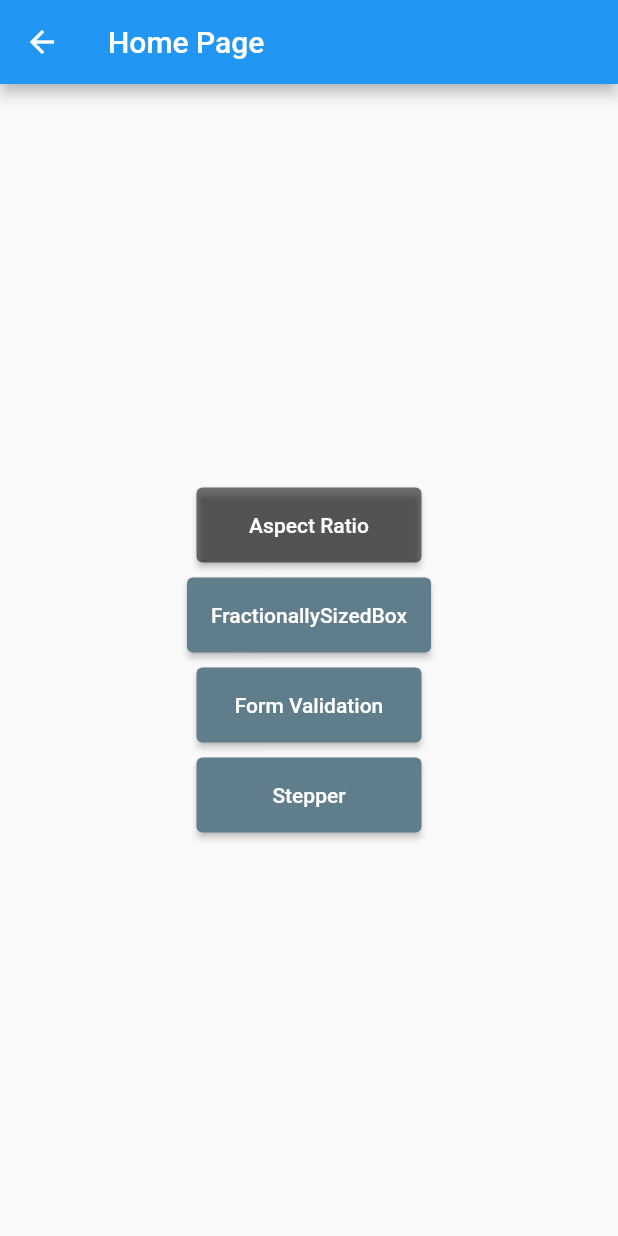
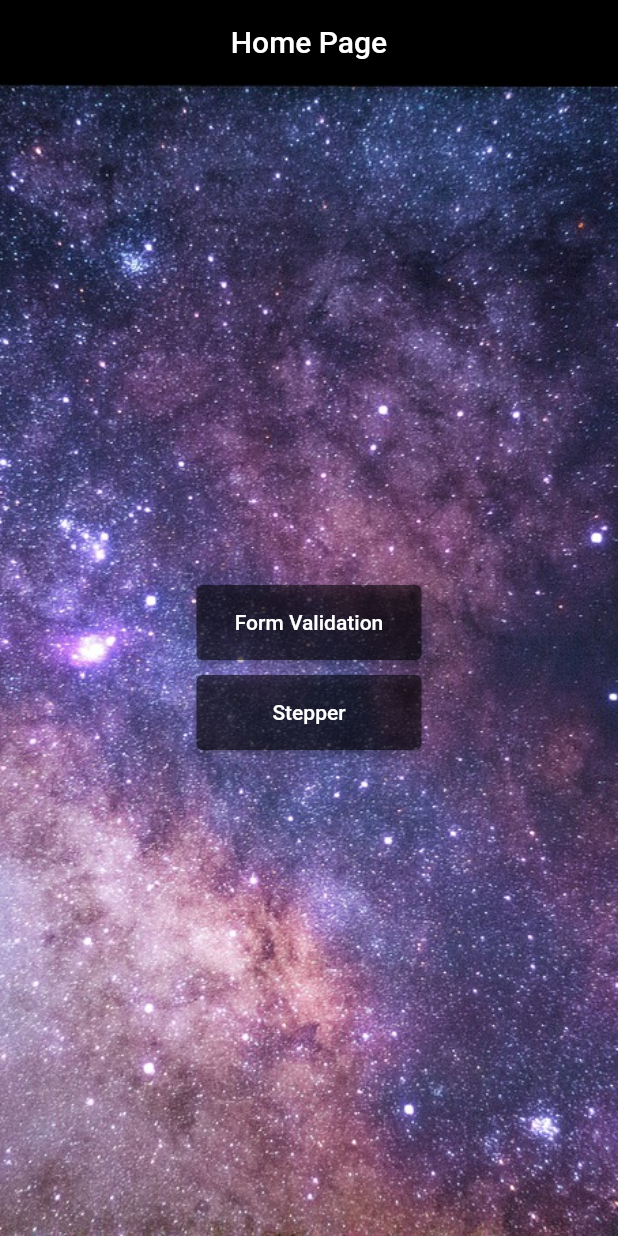
Before and after one commit to kitashio/ore_chans_app, a Flutter app: the HomePage screen opened directly, on a phone screen of 412 x 824 dp. Run offline on Flutter 3.47's test engine with Material 2 defaults, Android fonts, the phone set to English and light mode, and no system bars; our stand-ins replace cloud_firestore, dio, firebase_auth, firebase_core, flutter_riverpod, freezed_annotation and 3 more; accounts and stored records are empty; generated files the repository leaves out were written again.

Commit message:
style: 背景画像の配置、ボタンを透明感あるものにした

```diff
--- a/lib/widget_cookbook/ui/home_page.dart
+++ b/lib/widget_cookbook/ui/home_page.dart
@@ -15,39 +15,23 @@ class HomePage extends StatelessWidget {
       appBar: AppBar(
         title: const Text("Home Page"),
       ),
-      body: Center(
+      body: Container(
+        decoration: const BoxDecoration(
+          image: DecorationImage(
+            image: AssetImage('images/photo/universe.jpg'),
+            fit: BoxFit.cover,
+          ),
+        ),
+        child: Center(
           child: Column(
             mainAxisAlignment: MainAxisAlignment.center,
             children: [
               /// [コンポーネント化したボタンで画面遷移する]
-            CustomElevatedButton(
-              backgroundColor: Colors.black54,
-              foregroundColor: Colors.white,
-              width: 150,
-              height: 50,
-              onPressed: () {
-                context.to(const AspectRatioExample());
-              },
-              title: 'Aspect Ratio',
-            ),
               const SizedBox(
                 height: 10,
               ),
               CustomElevatedButton(
-              backgroundColor: Colors.blueGrey,
-              foregroundColor: Colors.white,
-              width: 150,
-              height: 50,
-              onPressed: () {
-                context.to(const FractionallySizedBoxExample());
-              },
-              title: 'FractionallySizedBox',
-            ),
-            const SizedBox(
-              height: 10,
-            ),
-            CustomElevatedButton(
-              backgroundColor: Colors.blueGrey,
+                backgroundColor: Colors.black54,
                 foregroundColor: Colors.white,
                 width: 150,
                 height: 50,
@@ -60,7 +44,7 @@ class HomePage extends StatelessWidget {
                 height: 10,
               ),
               CustomElevatedButton(
-              backgroundColor: Colors.blueGrey,
+                backgroundColor: Colors.black54,
                 foregroundColor: Colors.white,
                 width: 150,
                 height: 50,
@@ -72,6 +56,7 @@ class HomePage extends StatelessWidget {
             ],
           ),
         ),
+      ),
     );
   }
 }
--- a/pubspec.yaml
+++ b/pubspec.yaml
@@ -73,8 +73,8 @@ flutter:
   uses-material-design: true
 
   # To add assets to your application, add an assets section, like this:
-  # assets:
-  #   - images/a_dot_burr.jpeg
+  assets:
+    - images/photo/universe.jpg
   #   - images/a_dot_ham.jpeg
 
   # An image asset can refer to one or more resolution-specific "variants", see
```
Also changed, not shown: lib/main.dart (+10 -4 lines), images/photo/universe.jpg (added). Lines whose indentation alone changed are shown as unchanged.
